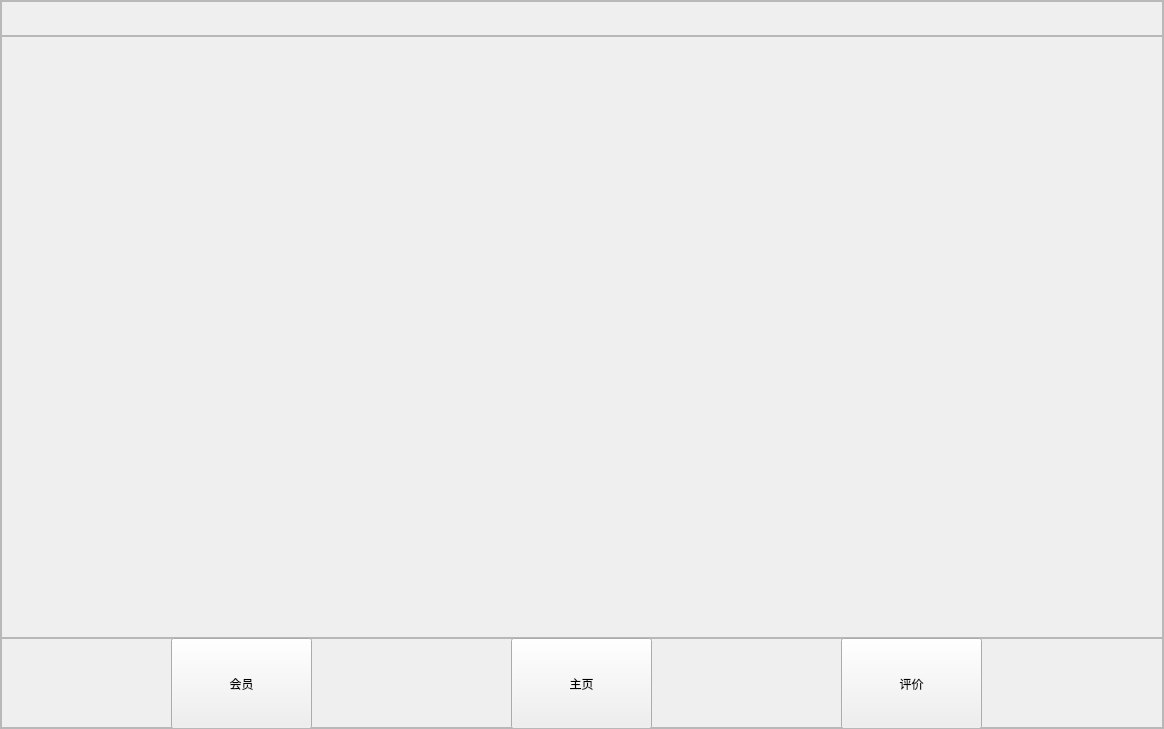
The window that customerform.ui (nanjingblue/Pancake-stall) describes before a commit, drawn with Qt 5.
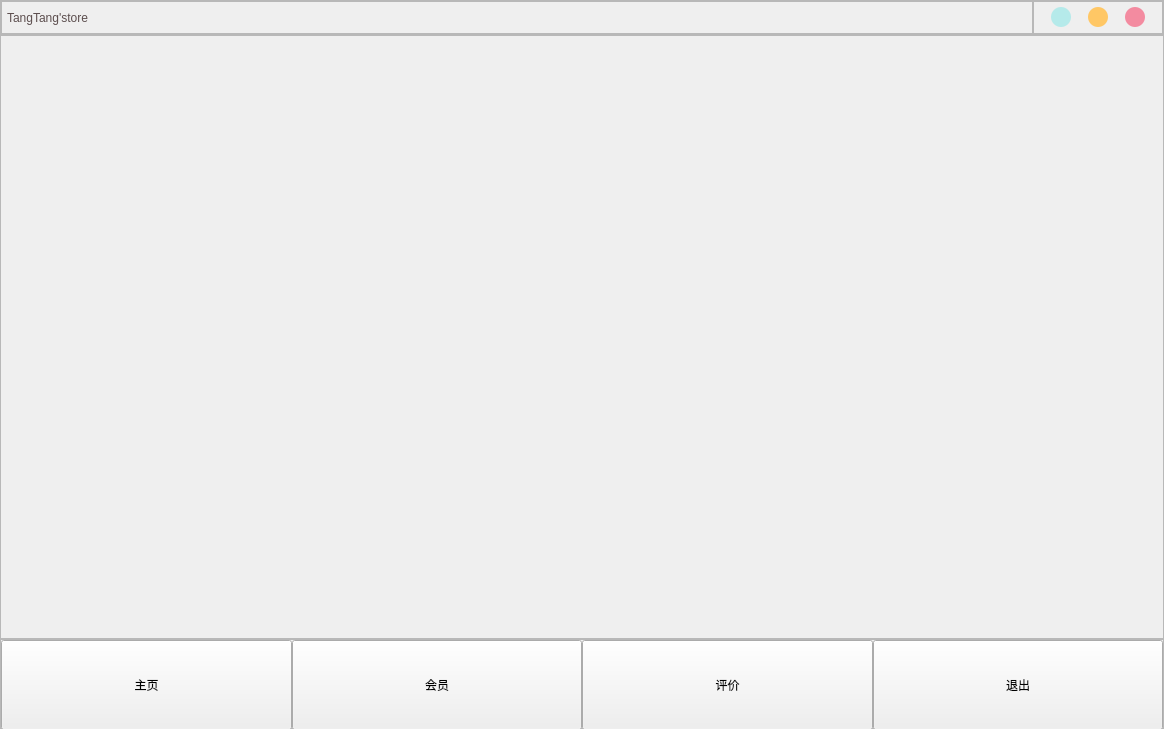
The same window after the commit. Custom widgets are drawn as their Qt base class.

Commit message: Add GoBuyVip Class and Form

The edit to the form file:
```diff
--- a/customerform.ui
+++ b/customerform.ui
@@ -13,7 +13,7 @@
   <property name="windowTitle">
    <string>Form</string>
   </property>
-  <layout class="QHBoxLayout" name="horizontalLayout">
+  <layout class="QVBoxLayout" name="verticalLayout">
    <property name="spacing">
     <number>0</number>
    </property>
@@ -30,14 +30,26 @@
     <number>0</number>
    </property>
    <item>
-    <widget class="QFrame" name="frame">
+    <widget class="FrameTitleBar" name="titleBarFrame">
+     <property name="minimumSize">
+      <size>
+       <width>0</width>
+       <height>35</height>
+      </size>
+     </property>
+     <property name="maximumSize">
+      <size>
+       <width>16777215</width>
+       <height>35</height>
+      </size>
+     </property>
      <property name="frameShape">
       <enum>QFrame::StyledPanel</enum>
      </property>
      <property name="frameShadow">
       <enum>QFrame::Raised</enum>
      </property>
-     <layout class="QVBoxLayout" name="verticalLayout">
+     <layout class="QHBoxLayout" name="horizontalLayout_3" stretch="9,1">
       <property name="spacing">
        <number>0</number>
       </property>
@@ -54,36 +66,64 @@
        <number>0</number>
       </property>
       <item>
-       <widget class="QFrame" name="frame_2">
-        <property name="minimumSize">
-         <size>
-          <width>0</width>
-          <height>35</height>
-         </size>
-        </property>
-        <property name="maximumSize">
-         <size>
-          <width>16777215</width>
-          <height>35</height>
-         </size>
-        </property>
+       <widget class="QFrame" name="titleBar_2">
         <property name="frameShape">
          <enum>QFrame::StyledPanel</enum>
         </property>
         <property name="frameShadow">
          <enum>QFrame::Raised</enum>
         </property>
+        <layout class="QHBoxLayout" name="horizontalLayout_5">
+         <property name="spacing">
+          <number>0</number>
+         </property>
+         <property name="leftMargin">
+          <number>5</number>
+         </property>
+         <property name="topMargin">
+          <number>0</number>
+         </property>
+         <property name="rightMargin">
+          <number>0</number>
+         </property>
+         <property name="bottomMargin">
+          <number>0</number>
+         </property>
+         <item>
+          <widget class="QLabel" name="titleLabel">
+           <property name="styleSheet">
+            <string notr="true">color: rgb(92, 78, 78);
+font: 75 14pt &quot;Comic Sans MS&quot;;</string>
+           </property>
+           <property name="text">
+            <string>TangTang'store</string>
+           </property>
+          </widget>
+         </item>
+        </layout>
        </widget>
       </item>
       <item>
-       <widget class="QFrame" name="frame_3">
+       <widget class="QFrame" name="btnBar">
+        <property name="minimumSize">
+         <size>
+          <width>130</width>
+          <height>0</height>
+         </size>
+        </property>
+        <property name="maximumSize">
+         <size>
+          <width>130</width>
+          <height>16777215</height>
+         </size>
+        </property>
         <property name="frameShape">
          <enum>QFrame::StyledPanel</enum>
         </property>
         <property name="frameShadow">
          <enum>QFrame::Raised</enum>
         </property>
-        <layout class="QHBoxLayout" name="horizontalLayout_2">
+        <layout class="QHBoxLayout" name="horizontalLayout_6">
          <property name="spacing">
           <number>0</number>
          </property>
@@ -100,73 +140,229 @@
           <number>0</number>
          </property>
          <item>
-          <widget class="QStackedWidget" name="stackedWidget">
-           <widget class="QWidget" name="page"/>
-           <widget class="QWidget" name="page_2"/>
+          <widget class="QPushButton" name="btnMini">
+           <property name="minimumSize">
+            <size>
+             <width>20</width>
+             <height>20</height>
+            </size>
+           </property>
+           <property name="maximumSize">
+            <size>
+             <width>20</width>
+             <height>20</height>
+            </size>
+           </property>
+           <property name="styleSheet">
+            <string notr="true">QPushButton{
+	background-color: rgb(181, 234, 234);
+	border: none;
+	border-radius: 10px;
+}
+QPushButton:hover {
+	background-color: rgb(181, 234, 234,150);
+}</string>
+           </property>
+           <property name="text">
+            <string/>
+           </property>
           </widget>
          </item>
+         <item>
+          <widget class="QPushButton" name="btnMax">
+           <property name="minimumSize">
+            <size>
+             <width>20</width>
+             <height>20</height>
+            </size>
+           </property>
+           <property name="maximumSize">
+            <size>
+             <width>20</width>
+             <height>20</height>
+            </size>
+           </property>
+           <property name="styleSheet">
+            <string notr="true">QPushButton{
+	background-color: rgb(255, 199, 101);
+	border: none;
+	border-radius: 10px;
+}
+QPushButton:hover {
+	background-color: rgb(255, 199, 101,150);
+}</string>
+           </property>
+           <property name="text">
+            <string/>
+           </property>
+          </widget>
+         </item>
+         <item>
+          <widget class="QPushButton" name="btnClose">
+           <property name="minimumSize">
+            <size>
+             <width>20</width>
+             <height>20</height>
+            </size>
+           </property>
+           <property name="maximumSize">
+            <size>
+             <width>20</width>
+             <height>20</height>
+            </size>
+           </property>
+           <property name="styleSheet">
+            <string notr="true">QPushButton{
+	background-color: rgb(243, 139, 160);
+	border: none;
+	border-radius: 10px;
+}
+QPushButton:hover {
+	background-color: rgb(243, 139, 160,150);
+}</string>
+           </property>
+           <property name="text">
+            <string/>
+           </property>
+          </widget>
+         </item>
         </layout>
        </widget>
       </item>
+     </layout>
+    </widget>
+   </item>
+   <item>
+    <widget class="QFrame" name="mainFrame">
+     <property name="frameShape">
+      <enum>QFrame::StyledPanel</enum>
+     </property>
+     <property name="frameShadow">
+      <enum>QFrame::Raised</enum>
+     </property>
+     <layout class="QHBoxLayout" name="horizontalLayout_2">
+      <property name="spacing">
+       <number>0</number>
+      </property>
+      <property name="leftMargin">
+       <number>0</number>
+      </property>
+      <property name="topMargin">
+       <number>0</number>
+      </property>
+      <property name="rightMargin">
+       <number>0</number>
+      </property>
+      <property name="bottomMargin">
+       <number>0</number>
+      </property>
       <item>
-       <widget class="QFrame" name="frame_4">
+       <widget class="QStackedWidget" name="stackedWidget">
+        <widget class="QWidget" name="page"/>
+        <widget class="QWidget" name="page_2"/>
+       </widget>
+      </item>
+     </layout>
+    </widget>
+   </item>
+   <item>
+    <widget class="QFrame" name="navFrame_2">
+     <property name="minimumSize">
+      <size>
+       <width>0</width>
+       <height>90</height>
+      </size>
+     </property>
+     <property name="maximumSize">
+      <size>
+       <width>16777215</width>
+       <height>90</height>
+      </size>
+     </property>
+     <property name="frameShape">
+      <enum>QFrame::StyledPanel</enum>
+     </property>
+     <property name="frameShadow">
+      <enum>QFrame::Raised</enum>
+     </property>
+     <layout class="QHBoxLayout" name="horizontalLayout">
+      <property name="spacing">
+       <number>0</number>
+      </property>
+      <property name="leftMargin">
+       <number>0</number>
+      </property>
+      <property name="topMargin">
+       <number>0</number>
+      </property>
+      <property name="rightMargin">
+       <number>0</number>
+      </property>
+      <property name="bottomMargin">
+       <number>0</number>
+      </property>
+      <item>
+       <widget class="QPushButton" name="btnHome">
         <property name="minimumSize">
          <size>
           <width>0</width>
           <height>90</height>
          </size>
         </property>
-        <property name="maximumSize">
+        <property name="styleSheet">
+         <string notr="true">font: 24pt &quot;宋体&quot;;</string>
+        </property>
+        <property name="text">
+         <string>主页</string>
+        </property>
+       </widget>
+      </item>
+      <item>
+       <widget class="QPushButton" name="btnVip">
+        <property name="minimumSize">
          <size>
-          <width>16777215</width>
+          <width>0</width>
           <height>90</height>
          </size>
         </property>
-        <property name="frameShape">
-         <enum>QFrame::StyledPanel</enum>
+        <property name="styleSheet">
+         <string notr="true">font: 24pt &quot;宋体&quot;;</string>
         </property>
-        <property name="frameShadow">
-         <enum>QFrame::Raised</enum>
+        <property name="text">
+         <string>会员</string>
         </property>
-        <widget class="QPushButton" name="pushButton">
-         <property name="geometry">
-          <rect>
-           <x>510</x>
-           <y>0</y>
-           <width>141</width>
-           <height>91</height>
-          </rect>
-         </property>
-         <property name="text">
-          <string>主页</string>
-         </property>
-        </widget>
-        <widget class="QPushButton" name="pushButton_2">
-         <property name="geometry">
-          <rect>
-           <x>840</x>
-           <y>0</y>
-           <width>141</width>
-           <height>91</height>
-          </rect>
-         </property>
-         <property name="text">
-          <string>评价</string>
-         </property>
-        </widget>
-        <widget class="QPushButton" name="pushButton_3">
-         <property name="geometry">
-          <rect>
-           <x>170</x>
-           <y>0</y>
-           <width>141</width>
-           <height>91</height>
-          </rect>
-         </property>
-         <property name="text">
-          <string>会员</string>
-         </property>
-        </widget>
+       </widget>
+      </item>
+      <item>
+       <widget class="QPushButton" name="btnComment">
+        <property name="minimumSize">
+         <size>
+          <width>0</width>
+          <height>90</height>
+         </size>
+        </property>
+        <property name="styleSheet">
+         <string notr="true">font: 24pt &quot;宋体&quot;;</string>
+        </property>
+        <property name="text">
+         <string>评价</string>
+        </property>
+       </widget>
+      </item>
+      <item>
+       <widget class="QPushButton" name="btnBack">
+        <property name="minimumSize">
+         <size>
+          <width>0</width>
+          <height>90</height>
+         </size>
+        </property>
+        <property name="styleSheet">
+         <string notr="true">font: 24pt &quot;宋体&quot;;</string>
+        </property>
+        <property name="text">
+         <string>退出</string>
+        </property>
        </widget>
       </item>
      </layout>
@@ -174,6 +370,14 @@
    </item>
   </layout>
  </widget>
+ <customwidgets>
+  <customwidget>
+   <class>FrameTitleBar</class>
+   <extends>QFrame</extends>
+   <header location="global">frametitlebar.h</header>
+   <container>1</container>
+  </customwidget>
+ </customwidgets>
  <resources/>
  <connections/>
 </ui>
```
Left out of the diff: 51 changed lines with no effect on the pictures. The commit also changes 14 other files.
